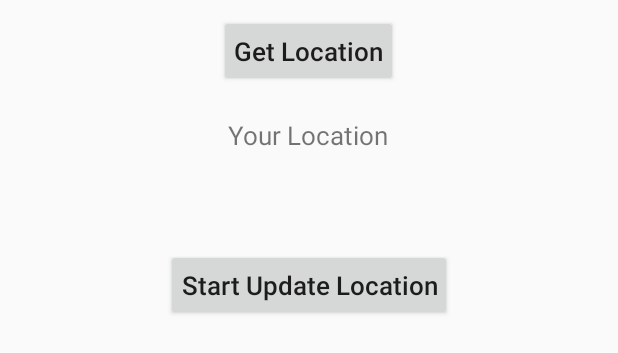
After one commit to SaraAshourHelmy/NewConcepts, an Android app: the layout activity_location.xml on its own in the app's theme, with its tools: preview values and no code run, on a phone screen of 412 x 824 dp. The commit adds this screen. Shown: the top 353 px of the screen. Run offline under Robolectric (Android 15) with nearby library versions, the phone set to English and light mode, and no system bars.

Commit message:
location

```diff
--- a/app/build.gradle
+++ b/app/build.gradle
@@ -45,7 +45,8 @@ dependencies {
     // for Glide
     compile 'com.github.bumptech.glide:glide:3.7.0'
 
-    // for google map
-    compile 'com.google.android.gms:play-services:6.5.+'
+    // for google map and Location service
+    // and for any Service in google play service
+    compile 'com.google.android.gms:play-services:7.0.0'
 
 }
--- /dev/null
+++ b/app/src/main/res/layout/activity_location.xml
@@ -0,0 +1,50 @@
+<?xml version="1.0" encoding="utf-8"?>
+<LinearLayout
+    xmlns:android="http://schemas.android.com/apk/res/android"
+    xmlns:tools="http://schemas.android.com/tools"
+    android:layout_width="match_parent"
+    android:layout_height="match_parent"
+    android:orientation="vertical"
+    tools:context="com.sara.Location.LocationActivity">
+
+    <Button
+        android:id="@+id/btn_location"
+        android:layout_width="wrap_content"
+        android:layout_height="wrap_content"
+        android:layout_gravity="center"
+        android:layout_margin="10dp"
+        android:onClick="GetLocation"
+        android:padding="10dp"
+        android:text="Get Location"
+        android:textAllCaps="false"
+        android:textSize="17sp"/>
+
+    <TextView
+        android:layout_width="wrap_content"
+        android:layout_height="wrap_content"
+        android:layout_gravity="center"
+        android:layout_margin="10dp"
+        android:text="Your Location"
+        android:textSize="17sp"/>
+
+    <TextView
+        android:id="@+id/tv_location"
+        android:layout_width="wrap_content"
+        android:layout_height="wrap_content"
+        android:layout_gravity="center"
+        android:layout_margin="10dp"
+        android:textSize="17sp"/>
+
+    <Button
+        android:id="@+id/btn_update_location"
+        android:layout_width="wrap_content"
+        android:layout_height="wrap_content"
+        android:layout_gravity="center"
+        android:layout_margin="10dp"
+        android:onClick="GetUpdateLocation"
+        android:padding="10dp"
+        android:text="@string/start_location"
+        android:textAllCaps="false"
+        android:textSize="17sp"/>
+
+</LinearLayout>
--- a/app/src/main/res/values/strings.xml
+++ b/app/src/main/res/values/strings.xml
@@ -1,5 +1,7 @@
 <resources>
     <string name="app_name">NewConcepts</string>
+    <string name="start_location">Start Update Location</string>
+    <string name="stop_location">Stop Update Location</string>
 
     <array name="items">
         <item>Item1</item>
```
Also changed, not shown: app/src/main/AndroidManifest.xml (+19 -16 lines), app/src/main/java/com/sara/Glide/GlideActivity.java (+4 -5 lines), app/src/main/java/com/sara/Glide/GlideConfig.java (added, +24 -0 lines), app/src/main/java/com/sara/Location/LocationActivity.java (added, +192 -0 lines), app/src/main/java/com/sara/Map/MapActivity.java (+15 -4 lines), 1 other file.
